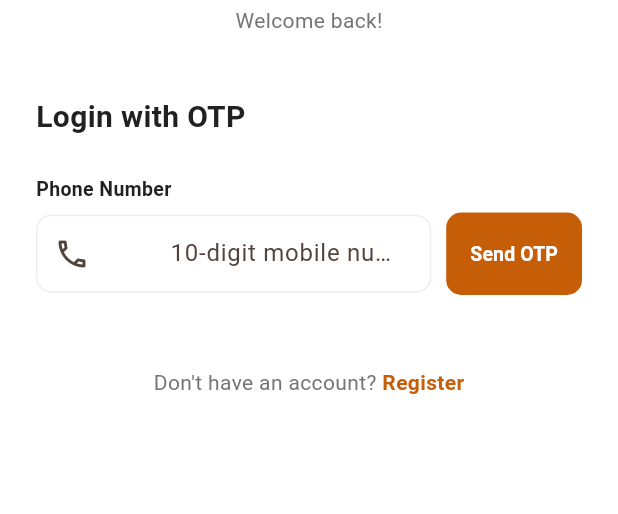
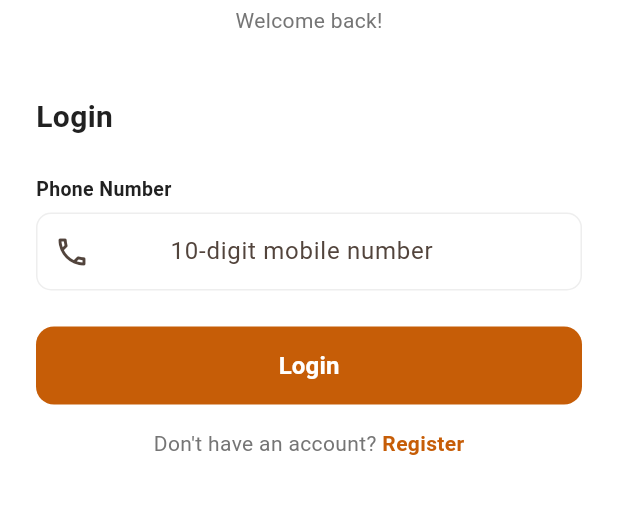
Before and after one commit to kanojiyapriyanshi01-web/ShopEase, a Flutter app: the screen it shows after launch, after a tap on "Login", on a phone screen of 412 x 824 dp, the part 269-783 px from its top. Run offline on Flutter 3.47's test engine with Material 3 defaults, Android fonts, the phone set to English and light mode, and no system bars; our stand-ins replace geocoding, geolocator, image_picker, share_plus, shared_preferences, speech_to_text; missing offline and left inert: flutter_stripe.

Commit message:
remove OTP from login, connect to Render backend

```diff
--- a/lib/screens/auth/login_screen.dart
+++ b/lib/screens/auth/login_screen.dart
@@ -12,39 +12,18 @@
 
 class _LoginScreenState extends State<LoginScreen> {
   final _phoneCtrl = TextEditingController();
-  final _otpCtrl = TextEditingController();
   bool _loading = false;
-  bool _otpSent = false;
   String? _error;
-  String? _successMsg;
 
-  Future<void> _sendOtp() async {
+  Future<void> _login() async {
     final phone = _phoneCtrl.text.trim();
-    if (phone.length != 10 || !RegExp(r'^\d+$').hasMatch(phone)) {
-      setState(() => _error = 'Enter a valid 10-digit phone number');
+    if (phone.length != 10 || !RegExp(r"^\d+$").hasMatch(phone)) {
+      setState(() => _error = "Enter a valid 10-digit phone number");
       return;
     }
     setState(() { _loading = true; _error = null; });
     final auth = context.read<AuthProvider>();
-    final err = await auth.sendOtp(phone);
-    setState(() => _loading = false);
-    if (err != null) {
-      setState(() => _error = err);
-    } else {
-      setState(() {
-        _otpSent = true;
-        _successMsg = 'OTP sent to your number!';
-      });
-    }
-  }
-
-  Future<void> _login() async {
-    setState(() { _loading = true; _error = null; });
-    final auth = context.read<AuthProvider>();
-    final err = await auth.loginWithOtp(
-      _phoneCtrl.text.trim(),
-      otp: _otpCtrl.text.trim(),
-    );
+    final err = await auth.loginWithOtp(phone, otp: "");
     if (!mounted) return;
     setState(() => _loading = false);
     if (err != null) {
@@ -55,11 +34,7 @@
   }
 
   @override
-  void dispose() {
-    _phoneCtrl.dispose();
-    _otpCtrl.dispose();
-    super.dispose();
-  }
+  void dispose() { _phoneCtrl.dispose(); super.dispose(); }
 
   @override
   Widget build(BuildContext context) {
@@ -68,136 +43,40 @@
       body: SafeArea(
         child: SingleChildScrollView(
           padding: const EdgeInsets.symmetric(horizontal: 24),
-          child: Column(
-            crossAxisAlignment: CrossAxisAlignment.start,
-            children: [
+          child: Column(crossAxisAlignment: CrossAxisAlignment.start, children: [
             const SizedBox(height: 48),
-              Center(
-                child: Column(
-                  children: [
-                    Container(
-                      width: 80, height: 80,
-                      decoration: BoxDecoration(
-                        color: AppTheme.primary,
-                        borderRadius: BorderRadius.circular(20),
-                      ),
-                      child: const Icon(Icons.shopping_bag_rounded,
-                          color: Colors.white, size: 42),
-                    ),
+            Center(child: Column(children: [
+              Container(width: 80, height: 80,
+                decoration: BoxDecoration(color: AppTheme.primary,
+                    borderRadius: BorderRadius.circular(20)),
+                child: const Icon(Icons.shopping_bag_rounded, color: Colors.white, size: 42)),
               const SizedBox(height: 14),
-                    const Text('ShopEase',
-                        style: TextStyle(fontSize: 26,
-                            fontWeight: FontWeight.w800,
-                            color: AppTheme.textDark)),
+              const Text("ShopEase", style: TextStyle(fontSize: 26,
+                  fontWeight: FontWeight.w800, color: AppTheme.textDark)),
               const SizedBox(height: 4),
-                    const Text('Welcome back!',
-                        style: TextStyle(fontSize: 14, color: AppTheme.textGrey)),
-                  ],
-                ),
-              ),
+              const Text("Welcome back!", style: TextStyle(fontSize: 14, color: AppTheme.textGrey)),
+            ])),
             const SizedBox(height: 40),
-              const Text('Login with OTP',
-                  style: TextStyle(fontSize: 20,
+            const Text("Login", style: TextStyle(fontSize: 20,
                 fontWeight: FontWeight.w700, color: AppTheme.textDark)),
             const SizedBox(height: 24),
-              _label('Phone Number'),
-              Row(
-                children: [
-                  Expanded(
-                    child: TextField(
+            const Text("Phone Number", style: TextStyle(fontWeight: FontWeight.w600,
+                fontSize: 13, color: AppTheme.textDark)),
+            const SizedBox(height: 6),
+            TextField(
               controller: _phoneCtrl,
               keyboardType: TextInputType.phone,
               maxLength: 10,
-                      enabled: !_otpSent,
-                      decoration: InputDecoration(
-                        hintText: '10-digit mobile number',
-                        prefixIcon: const Icon(Icons.phone_outlined),
-                        prefixText: '+91  ',
-                        counterText: '',
-                        filled: true,
-                        fillColor: _otpSent ? Colors.grey.shade100 : Colors.white,
+              decoration: const InputDecoration(
+                hintText: "10-digit mobile number",
+                prefixIcon: Icon(Icons.phone_outlined),
+                prefixText: "+91  ",
+                counterText: "",
               ),
             ),
-                  ),
-                  const SizedBox(width: 10),
-                  ElevatedButton(
-                    onPressed: (_loading || _otpSent) ? null : _sendOtp,
-                    style: ElevatedButton.styleFrom(
-                      backgroundColor: AppTheme.primary,
-                      padding: const EdgeInsets.symmetric(horizontal: 16, vertical: 18),
-                      shape: RoundedRectangleBorder(borderRadius: BorderRadius.circular(10)),
-                    ),
-                    child: _loading && !_otpSent
-                        ? const SizedBox(width: 18, height: 18,
-                            child: CircularProgressIndicator(color: Colors.white, strokeWidth: 2))
-                        : Text(_otpSent ? 'Sent ?' : 'Send OTP',
-                            style: const TextStyle(fontSize: 13,
-                                fontWeight: FontWeight.w600, color: Colors.white)),
-                  ),
-                ],
-              ),
-              const SizedBox(height: 16),
-              if (_otpSent) ...[
-                _label('Enter OTP'),
-                Row(
-                  children: [
-                    Expanded(
-                      child: TextField(
-                        controller: _otpCtrl,
-                        keyboardType: TextInputType.number,
-                        maxLength: 6,
-                        style: const TextStyle(fontSize: 22,
-                            letterSpacing: 8, fontWeight: FontWeight.w700),
-                        decoration: const InputDecoration(
-                          hintText: '------',
-                          prefixIcon: Icon(Icons.lock_clock_outlined),
-                          counterText: '',
-                        ),
-                      ),
-                    ),
-                    const SizedBox(width: 10),
-                    ElevatedButton(
-                      onPressed: _loading ? null : _login,
-                      style: ElevatedButton.styleFrom(
-                        backgroundColor: AppTheme.primary,
-                        padding: const EdgeInsets.symmetric(horizontal: 16, vertical: 18),
-                        shape: RoundedRectangleBorder(borderRadius: BorderRadius.circular(10)),
-                      ),
-                      child: _loading
-                          ? const SizedBox(width: 18, height: 18,
-                              child: CircularProgressIndicator(color: Colors.white, strokeWidth: 2))
-                          : const Text('Verify', style: TextStyle(fontSize: 13,
-                              fontWeight: FontWeight.w600, color: Colors.white)),
-                    ),
-                  ],
-                ),
-                const SizedBox(height: 8),
-                GestureDetector(
-                  onTap: () => setState(() { _otpSent = false; _otpCtrl.clear(); _successMsg = null; }),
-                  child: const Text('Change number or Resend OTP',
-                      style: TextStyle(color: AppTheme.primary,
-                          fontSize: 13, fontWeight: FontWeight.w500)),
-                ),
-              ],
-              if (_successMsg != null) ...[
-                const SizedBox(height: 12),
-                Container(
-                  padding: const EdgeInsets.all(12),
-                  decoration: BoxDecoration(color: Colors.green.shade50,
-                      borderRadius: BorderRadius.circular(8),
-                      border: Border.all(color: Colors.green.shade300)),
-                  child: Row(children: [
-                    const Icon(Icons.check_circle_outline, color: Colors.green, size: 18),
-                    const SizedBox(width: 8),
-                    Expanded(child: Text(_successMsg!,
-                        style: const TextStyle(color: Colors.green, fontSize: 13))),
-                  ]),
-                ),
-              ],
+            const SizedBox(height: 24),
             if (_error != null) ...[
-                const SizedBox(height: 12),
-                Container(
-                  padding: const EdgeInsets.all(12),
+              Container(padding: const EdgeInsets.all(12),
                 decoration: BoxDecoration(color: Colors.red.shade50,
                     borderRadius: BorderRadius.circular(8),
                     border: Border.all(color: Colors.red.shade200)),
@@ -206,36 +85,30 @@
                   const SizedBox(width: 8),
                   Expanded(child: Text(_error!,
                       style: const TextStyle(color: Colors.red, fontSize: 13))),
-                  ]),
-                ),
+                ])),
+              const SizedBox(height: 16),
             ],
-              const SizedBox(height: 32),
-              Center(
-                child: Row(
-                  mainAxisAlignment: MainAxisAlignment.center,
-                  children: [
-                    const Text("Don't have an account? ",
-                        style: TextStyle(color: AppTheme.textGrey)),
+            SizedBox(width: double.infinity, height: 52, child: ElevatedButton(
+              onPressed: _loading ? null : _login,
+              style: ElevatedButton.styleFrom(backgroundColor: AppTheme.primary,
+                  shape: RoundedRectangleBorder(borderRadius: BorderRadius.circular(12))),
+              child: _loading
+                  ? const SizedBox(width: 22, height: 22,
+                      child: CircularProgressIndicator(color: Colors.white, strokeWidth: 2))
+                  : const Text("Login", style: TextStyle(fontSize: 16, fontWeight: FontWeight.w700)),
+            )),
+            const SizedBox(height: 16),
+            Center(child: Row(mainAxisAlignment: MainAxisAlignment.center, children: [
+              const Text("Don\'t have an account? ", style: TextStyle(color: AppTheme.textGrey)),
               GestureDetector(
                 onTap: () => Navigator.pushNamed(context, AppRoutes.register),
-                      child: const Text('Register',
-                          style: TextStyle(color: AppTheme.primary,
+                child: const Text("Register", style: TextStyle(color: AppTheme.primary,
                     fontWeight: FontWeight.w700)),
               ),
-                  ],
-                ),
-              ),
-              const SizedBox(height: 32),
-            ],
-          ),
+            ])),
+          ]),
         ),
       ),
     );
   }
-
-  Widget _label(String text) => Padding(
-        padding: const EdgeInsets.only(bottom: 6),
-        child: Text(text, style: const TextStyle(
-            fontWeight: FontWeight.w600, fontSize: 13, color: AppTheme.textDark)),
-      );
 }
```
Lines whose indentation alone changed are shown as unchanged.
